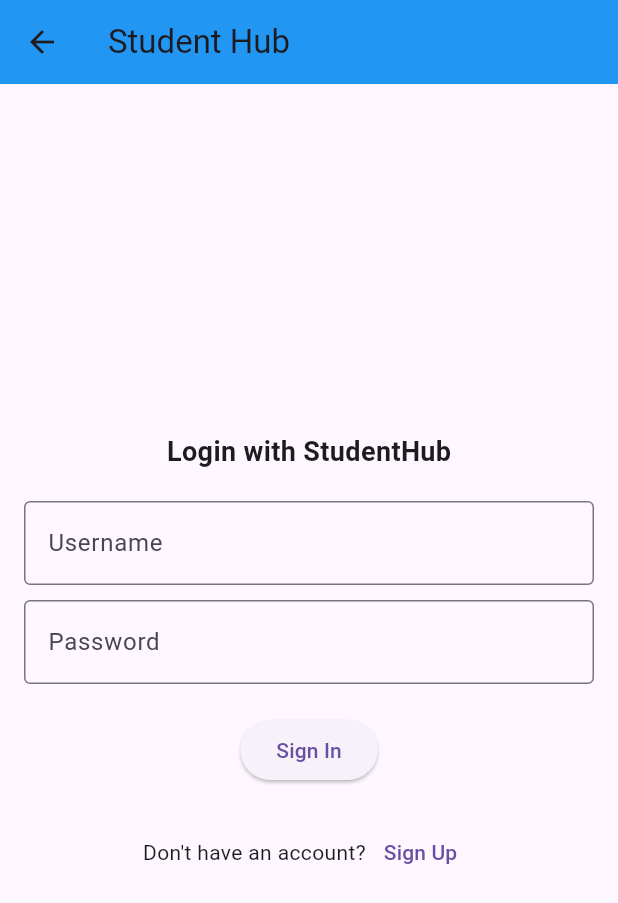
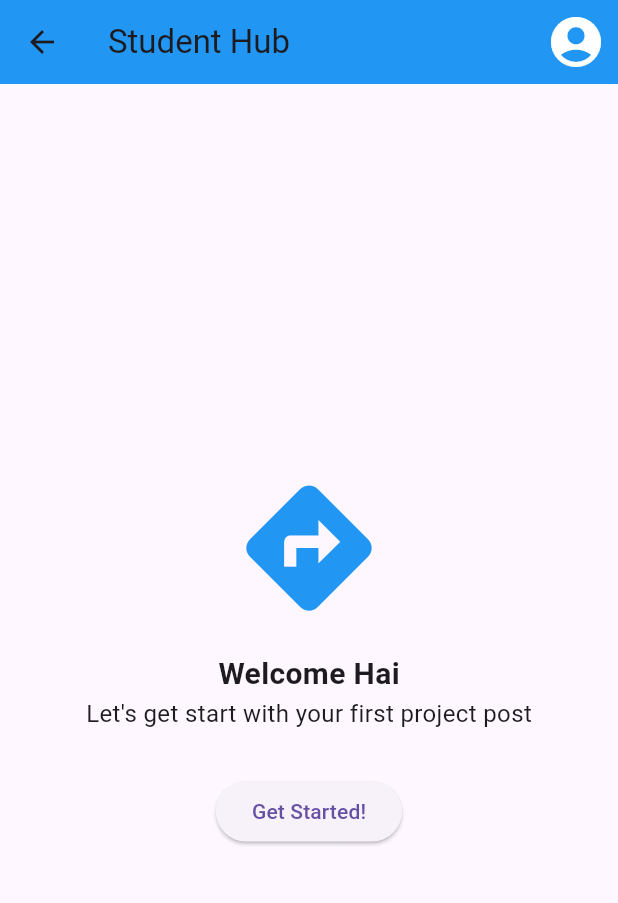
Before and after one commit to nhman2002/Advanced_Mobile_Development, a Flutter app: the LoginPage screen opened by its route, after a tap on "Sign In", on a phone screen of 412 x 824 dp. Shown: the top 903 px of the screen. Run offline on Flutter 3.47's test engine with Material 3 defaults, Android fonts, the phone set to English and light mode, and no system bars; our stand-ins replace flutter_mobx.

Commit message:
WIP: Company create profile
.

```diff
--- a/lib/UI/Auth/login.dart
+++ b/lib/UI/Auth/login.dart
@@ -3,18 +3,15 @@ import 'package:student_hub/routes.dart';
 
 //login page
 class LoginPage extends StatefulWidget {
-    @override
-    _LoginPageState createState() => _LoginPageState();
+  @override
+  _LoginPageState createState() => _LoginPageState();
 }
 
 class _LoginPageState extends State<LoginPage> {
-    @override
-
+  @override
   Widget build(BuildContext context) {
     return Scaffold(
-      appBar: AppBar(
-        backgroundColor: Colors.blue,
-        title: Text('Student Hub')),
+      appBar: AppBar(backgroundColor: Colors.blue, title: Text('Student Hub')),
       body: Padding(
         padding: const EdgeInsets.all(16.0),
         child: Column(
@@ -47,6 +44,7 @@ class _LoginPageState extends State<LoginPage> {
             ElevatedButton(
               onPressed: () {
                 // Add your sign-in logic here
+                Navigator.pushNamed(context, Routes.letGetStarted);
               },
               child: Text('Sign In'),
             ),
--- /dev/null
+++ b/lib/UI/ProfileCreation/CompanyCreation/Welcome.dart
@@ -0,0 +1,66 @@
+import 'package:flutter/material.dart';
+import 'package:student_hub/routes.dart';
+
+class LetGetStartedsScreen extends StatefulWidget {
+  @override
+  _LetGetStartedsScreenState createState() => _LetGetStartedsScreenState();
+}
+
+class _LetGetStartedsScreenState extends State<LetGetStartedsScreen> {
+  @override
+  Widget build(BuildContext context) {
+    return Scaffold(
+      appBar: AppBar(
+        backgroundColor: Colors.blue,
+        title: Text('Student Hub'),
+        actions: [
+          IconButton(
+            onPressed: () {
+              Navigator.pushNamed(context, Routes.login);
+            },
+            icon: Icon(
+              Icons.account_circle,
+              color: Colors.white,
+              size: 40.0,
+            ),
+          ),
+        ],
+      ),
+      body: Center(
+        child: Column(
+          mainAxisAlignment: MainAxisAlignment.center,
+          crossAxisAlignment: CrossAxisAlignment.center,
+          children: [
+            Icon(
+              Icons.directions,
+              size: 100.0,
+              color: Colors.blue,
+            ),
+            SizedBox(height: 20),
+            Text(
+              'Welcome Hai',
+              style: TextStyle(
+                fontSize: 20,
+                fontWeight: FontWeight.bold,
+              ),
+            ),
+            Text(
+              "Let's get start with your first project post",
+              style: TextStyle(
+                fontSize: 16,
+              ),
+            ),
+            SizedBox(height: 30),
+            ElevatedButton(
+              onPressed: () {
+                // Add onPressed logic here
+                Navigator.pushNamed(context, Routes.dashBoard);
+              },
+              child: Text('Get Started!'),
+            ),
+          ],
+        ),
+      ),
+    );
+  }
+}
--- a/lib/routes.dart
+++ b/lib/routes.dart
@@ -4,6 +4,9 @@ import 'package:student_hub/UI/Auth/student.dart';
 import 'ui/Auth/login.dart';
 import 'ui/Auth/signup.dart';
 import 'ui/Auth/company.dart';
+import 'UI/ProfileCreation/CompanyCreation/Welcome.dart';
+// import 'ui/ProfileCreation/CompanyCreation/Dáhboard.dart';
+import 'UI/ProfileCreation/CompanyCreation/Dashboard.dart';
 
 class Routes {
   Routes._();
@@ -15,11 +18,16 @@ class Routes {
   static const String signup = '/signup';
   static const String studentSignup = '/studentSignup';
   static const String companySignup = '/companySignup';
+  static const String letGetStarted = '/letGetStarted'; // Corrected the route name
+  static const String dashBoard = '/dashBoard'; // Corrected the route name
+
 
   static final routes = <String, WidgetBuilder>{
     login: (BuildContext context) => LoginPage(),
     signup: (BuildContext context) => SignupPage(),
     studentSignup: (BuildContext context) => StudentSignup(),
     companySignup: (BuildContext context) => CompanySignup(),
+    letGetStarted: (BuildContext context) => LetGetStartedsScreen(), // Added the route for LetGetStartedsScreen
+    dashBoard: (BuildContext context) => DashBoard(), // Added the route for LetGetStartedsScreen
   };
 }
```
Also changed, not shown: lib/UI/ProfileCreation/CompanyCreation/Dashboard.dart (added, +107 -0 lines), lib/UI/ProfileCreation/CompanyCreation/ProfileInput.dart (added), lib/UI/ProfileCreation/CompanyCreation/SwitchAccount.dart (added).
